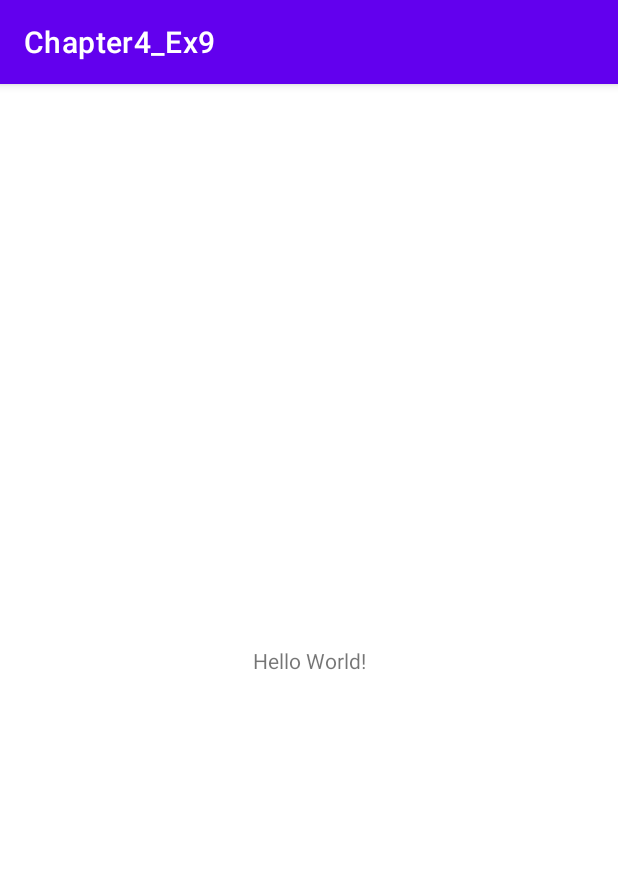
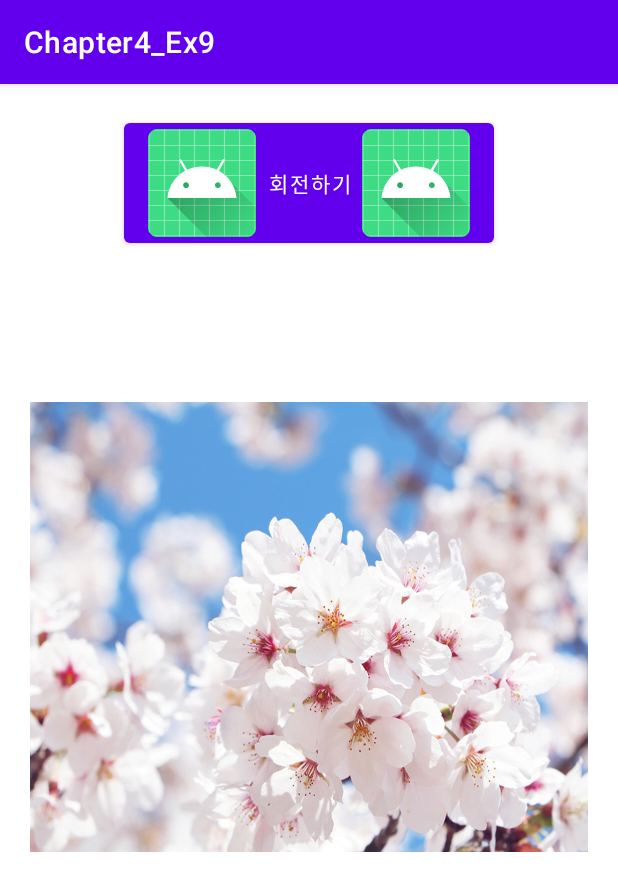
Before and after one commit to won-hyw/Chapter4_Ex9, an Android app: the screen it shows after launch (MainActivity), on a phone screen of 412 x 824 dp. Shown: the top 891 px of the screen. Run offline under Robolectric (Android 15) with nearby library versions, the phone set to English and light mode, and no system bars.

Commit message:
finish commit

```diff
--- a/app/src/main/java/kr/hs/emirim/w2019/chapter4_ex9/MainActivity.java
+++ b/app/src/main/java/kr/hs/emirim/w2019/chapter4_ex9/MainActivity.java
@@ -3,12 +3,28 @@ package kr.hs.emirim.w2019.chapter4_ex9;
 import androidx.appcompat.app.AppCompatActivity;
 
 import android.os.Bundle;
+import android.view.View;
+import android.widget.Button;
+import android.widget.ImageView;
 
 public class MainActivity extends AppCompatActivity {
+    ImageView imgv;
+    int angle;
 
     @Override
     protected void onCreate(Bundle savedInstanceState) {
         super.onCreate(savedInstanceState);
         setContentView(R.layout.activity_main);
+        Button btnRotate = findViewById(R.id.btn_rotate);
+        imgv = findViewById(R.id.imgv);
+        btnRotate.setOnClickListener(btnListener);
     }
+
+    View.OnClickListener btnListener = new View.OnClickListener() {
+        @Override
+        public void onClick(View v) {
+            angle += 10;
+            imgv.setRotation(angle);
+        }
+    };
 }
--- a/app/src/main/res/layout/activity_main.xml
+++ b/app/src/main/res/layout/activity_main.xml
@@ -1,18 +1,29 @@
 <?xml version="1.0" encoding="utf-8"?>
-<androidx.constraintlayout.widget.ConstraintLayout xmlns:android="http://schemas.android.com/apk/res/android"
+<LinearLayout xmlns:android="http://schemas.android.com/apk/res/android"
     xmlns:app="http://schemas.android.com/apk/res-auto"
     xmlns:tools="http://schemas.android.com/tools"
     android:layout_width="match_parent"
     android:layout_height="match_parent"
+    android:orientation="vertical"
+    android:gravity="center_horizontal"
+    android:padding="20dp"
     tools:context=".MainActivity">
 
-    <TextView
+    <Button
+        android:id="@+id/btn_rotate"
+        android:drawableLeft="@mipmap/ic_launcher_round"
+        android:drawableRight="@mipmap/ic_launcher_round"
         android:layout_width="wrap_content"
         android:layout_height="wrap_content"
-        android:text="Hello World!"
-        app:layout_constraintBottom_toBottomOf="parent"
-        app:layout_constraintLeft_toLeftOf="parent"
-        app:layout_constraintRight_toRightOf="parent"
-        app:layout_constraintTop_toTopOf="parent" />
+        android:text="@string/btn_rotate" />
 
-</androidx.constraintlayout.widget.ConstraintLayout>
+    <ImageView
+        android:id="@+id/imgv"
+        android:layout_width="match_parent"
+        android:layout_height="300dp"
+        android:layout_marginTop="100dp"
+        android:src="@drawable/flower"
+        android:scaleType="fitXY"
+    />
+
+</LinearLayout>
--- a/app/src/main/res/values/strings.xml
+++ b/app/src/main/res/values/strings.xml
@@ -1,3 +1,4 @@
 <resources>
     <string name="app_name">Chapter4_Ex9</string>
+    <string name="btn_rotate">회전하기</string>
 </resources>
```
Also changed, not shown: app/src/main/res/drawable/flower.jpg (added).
